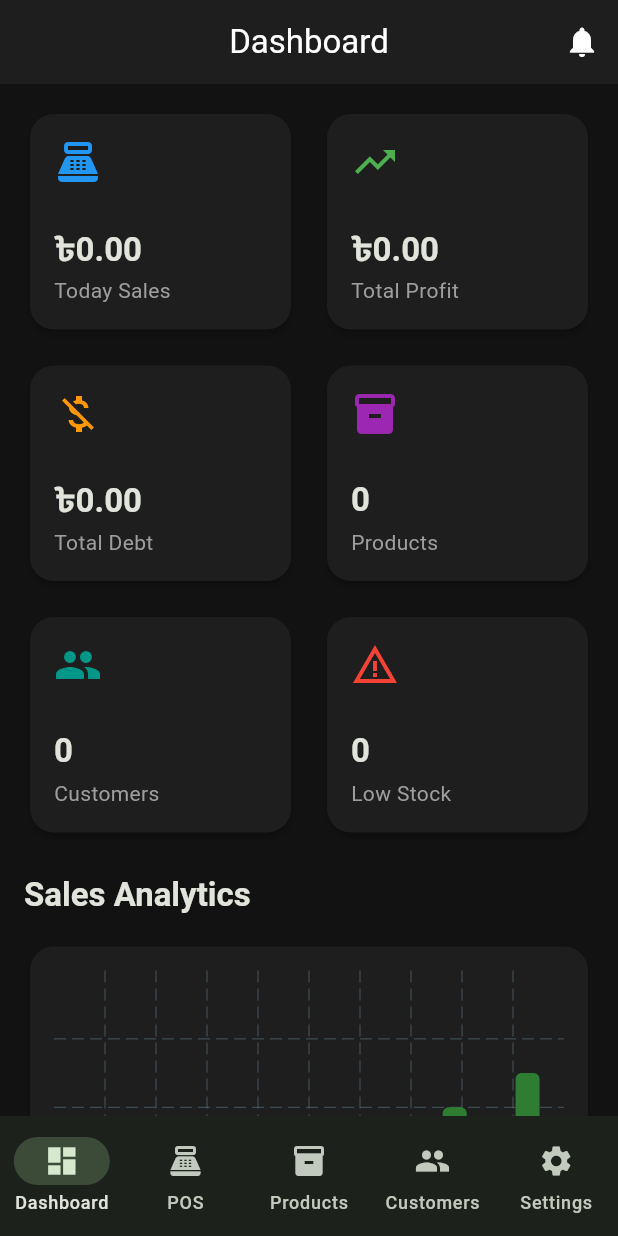
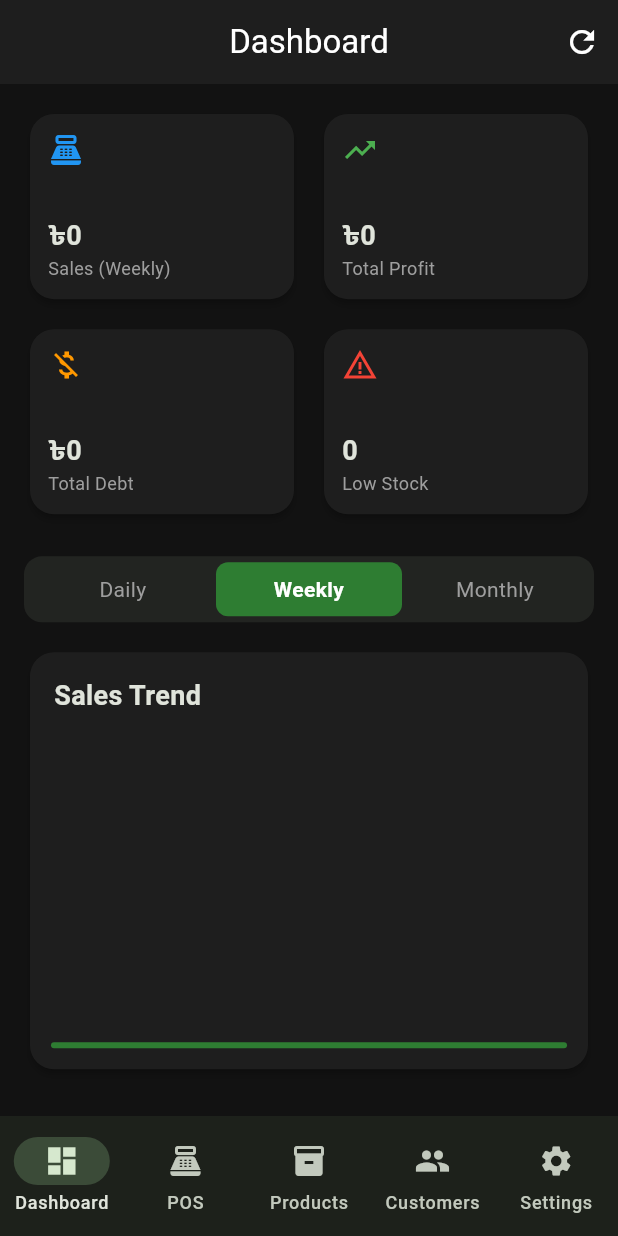
Before and after one commit to jahiduljeesan/Easy-Dokan, a Flutter app: the DashboardScreen screen opened by its route, on a phone screen of 412 x 824 dp. Run offline on Flutter 3.47's test engine with Material 3 defaults, Android fonts, the phone set to English and light mode, and no system bars; drawn by our look-alikes of fl_chart; our stand-ins replace flutter_riverpod, go_router, hive, hive_flutter, pdf, printing; missing offline and left inert: mobile_scanner; accounts and stored records are empty.

Commit message:
update stats

```diff
--- a/lib/features/dashboard/dashboard_provider.dart
+++ b/lib/features/dashboard/dashboard_provider.dart
@@ -2,23 +2,40 @@ import 'package:flutter_riverpod/flutter_riverpod.dart';
 import '../../data/repositories_impl/product_repository_impl.dart';
 import '../../data/repositories_impl/sale_repository_impl.dart';
 import '../../data/repositories_impl/customer_repository_impl.dart';
-import '../../data/repositories_impl/debt_repository_impl.dart';
 
 class DashboardStats {
   final double todaySales;
+  final double weekSales;
+  final double monthSales;
   final double totalProfit;
   final double totalDebt;
   final int totalCustomers;
   final int totalProducts;
   final int lowStockCount;
 
+  // Analytics
+  final Map<String, double> categorySales;
+  final List<MapEntry<String, int>> topProducts;
+  final List<MapEntry<String, double>> topCustomers;
+
+  // Chart Data
+  final List<double> weeklySalesData;
+  final List<double> monthlySalesData;
+
   DashboardStats({
     this.todaySales = 0.0,
+    this.weekSales = 0.0,
+    this.monthSales = 0.0,
     this.totalProfit = 0.0,
     this.totalDebt = 0.0,
     this.totalCustomers = 0,
     this.totalProducts = 0,
     this.lowStockCount = 0,
+    this.categorySales = const {},
+    this.topProducts = const [],
+    this.topCustomers = const [],
+    this.weeklySalesData = const [],
+    this.monthlySalesData = const [],
   });
 }
 
@@ -26,38 +43,84 @@ final dashboardStatsProvider = Provider<DashboardStats>((ref) {
   final products = ref.watch(productRepositoryProvider).getAllProducts();
   final sales = ref.watch(saleRepositoryProvider).getAllSales();
   final customers = ref.watch(customerRepositoryProvider).getAllCustomers();
-  final debts = ref.watch(debtRepositoryProvider).getAllDebts();
 
   final now = DateTime.now();
   final todayStart = DateTime(now.year, now.month, now.day);
+  final weekStart = now.subtract(const Duration(days: 7));
+  final monthStart = DateTime(now.year, now.month, 1);
 
   double todaySales = 0.0;
+  double weekSales = 0.0;
+  double monthSales = 0.0;
   double totalProfit = 0.0;
+
+  Map<String, double> catSales = {};
+  Map<String, int> prodCounts = {};
+  Map<String, double> custSpending = {};
+
+  List<double> weekData = List.filled(7, 0.0);
+  List<double> monthData = List.filled(30, 0.0);
 
   for (var sale in sales) {
     totalProfit += sale.profit;
+
+    // Time periods
     if (sale.date.isAfter(todayStart)) {
       todaySales += sale.total;
     }
-  }
+    if (sale.date.isAfter(weekStart)) {
+      weekSales += sale.total;
+      int dayIdx = 6 - now.difference(sale.date).inDays;
+      if (dayIdx >= 0 && dayIdx < 7) weekData[dayIdx] += sale.total;
+    }
+    if (sale.date.isAfter(monthStart)) {
+      monthSales += sale.total;
+    }
 
-  double totalDebt = 0.0;
-  for (var debt in debts) {
-    if (debt.type == 'GIVEN') {
-      totalDebt += debt.amount;
-    } else {
-      totalDebt -= debt.amount;
+    // Chart data (Monthly - last 30 days)
+    int monthDayIdx = 29 - now.difference(sale.date).inDays;
+    if (monthDayIdx >= 0 && monthDayIdx < 30) monthData[monthDayIdx] += sale.total;
+
+    // Category and Product analytics
+    for (var item in sale.items) {
+      // Find category for this product
+      final product = products.where((p) => p.uid == item.productId).firstOrNull;
+      final category = product?.category ?? 'Uncategorized';
+      catSales[category] = (catSales[category] ?? 0) + item.total;
+      prodCounts[item.productName] = (prodCounts[item.productName] ?? 0) + item.quantity;
+    }
+
+    // Customer analytics
+    if (sale.customerId != null) {
+      final customer = customers.where((c) => c.id == sale.customerId).firstOrNull;
+      if (customer != null) {
+        custSpending[customer.name] = (custSpending[customer.name] ?? 0) + sale.total;
+      }
     }
   }
 
-  int lowStock = products.where((p) => p.quantity <= 5).length;
+  // Calculate Total Debt directly from customers
+  double totalDebt = customers.fold(0.0, (sum, c) => sum + c.dueAmount);
+
+  // Sort analytics
+  final topProds = prodCounts.entries.toList()
+    ..sort((a, b) => b.value.compareTo(a.value));
+  final topCusts = custSpending.entries.toList()
+    ..sort((a, b) => b.value.compareTo(a.value));
 
   return DashboardStats(
     todaySales: todaySales,
+    weekSales: weekSales,
+    monthSales: monthSales,
     totalProfit: totalProfit,
     totalDebt: totalDebt,
     totalCustomers: customers.length,
     totalProducts: products.length,
-    lowStockCount: lowStock,
+    lowStockCount: products.where((p) => p.quantity <= 5).length,
+    categorySales: catSales,
+    topProducts: topProds.take(5).toList(),
+    topCustomers: topCusts.take(5).toList(),
+    weeklySalesData: weekData,
+    monthlySalesData: monthData,
   );
 });
--- a/lib/features/dashboard/dashboard_screen.dart
+++ b/lib/features/dashboard/dashboard_screen.dart
@@ -1,23 +1,32 @@
 import 'package:flutter/material.dart';
 import 'package:flutter_riverpod/flutter_riverpod.dart';
 import 'package:fl_chart/fl_chart.dart';
+import 'package:go_router/go_router.dart';
 import '../../localization/app_localizations.dart';
-import 'package:go_router/go_router.dart';
 import 'dashboard_provider.dart';
 
-class DashboardScreen extends ConsumerWidget {
+class DashboardScreen extends ConsumerStatefulWidget {
   const DashboardScreen({super.key});
 
   @override
-  Widget build(BuildContext context, WidgetRef ref) {
+  ConsumerState<DashboardScreen> createState() => _DashboardScreenState();
+}
+
+class _DashboardScreenState extends ConsumerState<DashboardScreen> {
+  String _selectedPeriod = 'Weekly';
+
+  @override
+  Widget build(BuildContext context) {
     final stats = ref.watch(dashboardStatsProvider);
-    final theme = Theme.of(context);
 
     return Scaffold(
       appBar: AppBar(
         title: Text('dashboard'.tr(context)),
         actions: [
-          IconButton(icon: const Icon(Icons.notifications), onPressed: () {}),
+          IconButton(
+            icon: const Icon(Icons.refresh),
+            onPressed: () => ref.invalidate(dashboardStatsProvider),
+          ),
         ],
       ),
       body: SingleChildScrollView(
@@ -27,85 +36,238 @@ class DashboardScreen extends ConsumerWidget {
           children: [
             _buildSummaryCards(context, stats),
             const SizedBox(height: 24),
-            Text(
-              'Sales Analytics',
-              style: theme.textTheme.titleLarge?.copyWith(
-                fontWeight: FontWeight.bold,
-              ),
+            _buildPeriodSwitcher(),
+            const SizedBox(height: 16),
+            _buildSalesChart(context, stats),
+            const SizedBox(height: 24),
+            Row(
+              children: [
+                Expanded(child: _buildCategorySalesChart(context, stats)),
+              ],
             ),
-            const SizedBox(height: 16),
-            _buildChartCard(context),
+            const SizedBox(height: 24),
+            _buildTopSection(
+              title: 'Top Selling Products',
+              icon: Icons.star,
+              color: Colors.amber,
+              items: stats.topProducts.map((e) => _TopItem(e.key, '${e.value} sold')).toList(),
+            ),
+            const SizedBox(height: 24),
+            _buildTopSection(
+              title: 'Top Customers',
+              icon: Icons.person,
+              color: Colors.blue,
+              items: stats.topCustomers.map((e) => _TopItem(e.key, '৳${e.value.toStringAsFixed(0)} spent')).toList(),
+            ),
+            const SizedBox(height: 40),
           ],
         ),
       ),
     );
   }
 
+  Widget _buildPeriodSwitcher() {
+    return Container(
+      padding: const EdgeInsets.all(4),
+      decoration: BoxDecoration(
+        color: Theme.of(context).colorScheme.surfaceContainerHighest.withOpacity(0.5),
+        borderRadius: BorderRadius.circular(12),
+      ),
+      child: Row(
+        children: ['Daily', 'Weekly', 'Monthly'].map((period) {
+          final isSelected = _selectedPeriod == period;
+          return Expanded(
+            child: GestureDetector(
+              onTap: () => setState(() => _selectedPeriod = period),
+              child: Container(
+                padding: const EdgeInsets.symmetric(vertical: 8),
+                decoration: BoxDecoration(
+                  color: isSelected ? Theme.of(context).colorScheme.primary : Colors.transparent,
+                  borderRadius: BorderRadius.circular(8),
+                ),
+                child: Text(
+                  period,
+                  textAlign: TextAlign.center,
+                  style: TextStyle(
+                    color: isSelected ? Colors.white : Colors.grey,
+                    fontWeight: isSelected ? FontWeight.bold : FontWeight.normal,
+                  ),
+                ),
+              ),
+            ),
+          );
+        }).toList(),
+      ),
+    );
+  }
+
   Widget _buildSummaryCards(BuildContext context, DashboardStats stats) {
+    double currentSales = stats.todaySales;
+    if (_selectedPeriod == 'Weekly') currentSales = stats.weekSales;
+    if (_selectedPeriod == 'Monthly') currentSales = stats.monthSales;
+
     return GridView.count(
       crossAxisCount: 2,
-      crossAxisSpacing: 16,
-      mainAxisSpacing: 16,
+      crossAxisSpacing: 12,
+      mainAxisSpacing: 12,
       shrinkWrap: true,
       physics: const NeverScrollableScrollPhysics(),
-      childAspectRatio: 1.2,
+      childAspectRatio: 1.4,
       children: [
         _buildCard(
           context,
-          'today_sales'.tr(context),
-          '৳${stats.todaySales.toStringAsFixed(2)}',
+          'Sales ($_selectedPeriod)',
+          '৳${currentSales.toStringAsFixed(0)}',
           Icons.point_of_sale,
           Colors.blue,
         ),
         _buildCard(
           context,
-          'total_profit'.tr(context),
-          '৳${stats.totalProfit.toStringAsFixed(2)}',
+          'Total Profit',
+          '৳${stats.totalProfit.toStringAsFixed(0)}',
           Icons.trending_up,
           Colors.green,
         ),
         _buildCard(
           context,
-          'total_debt'.tr(context),
-          '৳${stats.totalDebt.toStringAsFixed(2)}',
+          'Total Debt',
+          '৳${stats.totalDebt.toStringAsFixed(0)}',
           Icons.money_off,
           Colors.orange,
           onTap: () => context.push('/customers/debts'),
         ),
         _buildCard(
           context,
-          'products'.tr(context),
-          '${stats.totalProducts}',
-          Icons.inventory_2,
-          Colors.purple,
-        ),
-        _buildCard(
-          context,
-          'customers'.tr(context),
-          '${stats.totalCustomers}',
-          Icons.people,
-          Colors.teal,
-          onTap: () => context.push('/customers'),
-        ),
-        _buildCard(
-          context,
-          'low_stock'.tr(context),
+          'Low Stock',
           '${stats.lowStockCount}',
           Icons.warning_amber,
           Colors.red,
+          onTap: () => context.push('/products'),
         ),
       ],
     );
   }
 
-  Widget _buildCard(
-    BuildContext context,
-    String title,
-    String value,
-    IconData icon,
-    Color color, {
-    VoidCallback? onTap,
+  Widget _buildSalesChart(BuildContext context, DashboardStats stats) {
+    final data = _selectedPeriod == 'Monthly' ? stats.monthlySalesData : stats.weeklySalesData;
+    if (data.isEmpty) return const SizedBox();
+
+    return Card(
+      shape: RoundedRectangleBorder(borderRadius: BorderRadius.circular(16)),
+      child: Padding(
+        padding: const EdgeInsets.all(16),
+        child: Column(
+          crossAxisAlignment: CrossAxisAlignment.start,
+          children: [
+            const Text('Sales Trend', style: TextStyle(fontSize: 18, fontWeight: FontWeight.bold)),
+            const SizedBox(height: 20),
+            SizedBox(
+              height: 200,
+              child: LineChart(
+                LineChartData(
+                  gridData: const FlGridData(show: false),
+                  titlesData: const FlTitlesData(show: false),
+                  borderData: FlBorderData(show: false),
+                  lineBarsData: [
+                    LineChartBarData(
+                      spots: data.asMap().entries.map((e) => FlSpot(e.key.toDouble(), e.value)).toList(),
+                      isCurved: true,
+                      color: Theme.of(context).colorScheme.primary,
+                      barWidth: 4,
+                      isStrokeCapRound: true,
+                      dotData: const FlDotData(show: false),
+                      belowBarData: BarAreaData(
+                        show: true,
+                        color: Theme.of(context).colorScheme.primary.withOpacity(0.2),
+                      ),
+                    ),
+                  ],
+                ),
+              ),
+            ),
+          ],
+        ),
+      ),
+    );
+  }
+
+  Widget _buildCategorySalesChart(BuildContext context, DashboardStats stats) {
+    if (stats.categorySales.isEmpty) return const SizedBox();
+
+    final entries = stats.categorySales.entries.toList()
+      ..sort((a, b) => b.value.compareTo(a.value));
+
+    return Card(
+      shape: RoundedRectangleBorder(borderRadius: BorderRadius.circular(16)),
+      child: Padding(
+        padding: const EdgeInsets.all(16),
+        child: Column(
+          crossAxisAlignment: CrossAxisAlignment.start,
+          children: [
+            const Text('Sales by Category', style: TextStyle(fontSize: 18, fontWeight: FontWeight.bold)),
+            const SizedBox(height: 16),
+            ...entries.take(5).map((e) {
+              final percent = e.value / stats.categorySales.values.fold(0.0, (a, b) => a + b);
+              return Padding(
+                padding: const EdgeInsets.symmetric(vertical: 4.0),
+                child: Column(
+                  children: [
+                    Row(
+                      mainAxisAlignment: MainAxisAlignment.spaceBetween,
+                      children: [
+                        Text(e.key),
+                        Text('৳${e.value.toStringAsFixed(0)}'),
+                      ],
+                    ),
+                    const SizedBox(height: 4),
+                    LinearProgressIndicator(
+                      value: percent,
+                      backgroundColor: Colors.grey[200],
+                      borderRadius: BorderRadius.circular(4),
+                    ),
+                  ],
+                ),
+              );
+            }),
+          ],
+        ),
+      ),
+    );
+  }
+
+  Widget _buildTopSection({
+    required String title,
+    required IconData icon,
+    required Color color,
+    required List<_TopItem> items,
   }) {
+    return Column(
+      crossAxisAlignment: CrossAxisAlignment.start,
+      children: [
+        Row(
+          children: [
+            Icon(icon, color: color),
+            const SizedBox(width: 8),
+            Text(title, style: const TextStyle(fontSize: 18, fontWeight: FontWeight.bold)),
+          ],
+        ),
+        const SizedBox(height: 12),
+        if (items.isEmpty)
+          const Text('No data available')
+        else
+          ...items.map((item) => Card(
+                margin: const EdgeInsets.only(bottom: 8),
+                shape: RoundedRectangleBorder(borderRadius: BorderRadius.circular(12)),
+                child: ListTile(
+                  title: Text(item.title, style: const TextStyle(fontWeight: FontWeight.w500)),
+                  trailing: Text(item.subtitle, style: TextStyle(color: color, fontWeight: FontWeight.bold)),
+                ),
+              )),
+      ],
+    );
+  }
+
+  Widget _buildCard(BuildContext context, String title, String value, IconData icon, Color color, {VoidCallback? onTap}) {
     return Card(
       elevation: 2,
       shape: RoundedRectangleBorder(borderRadius: BorderRadius.circular(16)),
@@ -113,27 +275,22 @@ class DashboardScreen extends ConsumerWidget {
         onTap: onTap,
         borderRadius: BorderRadius.circular(16),
         child: Padding(
-          padding: const EdgeInsets.all(16.0),
+          padding: const EdgeInsets.all(12.0),
           child: Column(
             mainAxisAlignment: MainAxisAlignment.center,
             crossAxisAlignment: CrossAxisAlignment.start,
             children: [
-              Icon(icon, color: color, size: 32),
+              Icon(icon, color: color, size: 24),
               const Spacer(),
               Text(
                 value,
-                style: Theme.of(
-                  context,
-                ).textTheme.titleLarge?.copyWith(fontWeight: FontWeight.bold),
+                style: const TextStyle(fontSize: 18, fontWeight: FontWeight.bold),
                 maxLines: 1,
                 overflow: TextOverflow.ellipsis,
               ),
-              const SizedBox(height: 4),
               Text(
                 title,
-                style: Theme.of(
-                  context,
-                ).textTheme.bodyMedium?.copyWith(color: Colors.grey),
+                style: const TextStyle(fontSize: 12, color: Colors.grey),
                 maxLines: 1,
                 overflow: TextOverflow.ellipsis,
               ),
@@ -143,74 +300,10 @@ class DashboardScreen extends ConsumerWidget {
       ),
     );
   }
+}
 
-  Widget _buildChartCard(BuildContext context) {
-    return Card(
-      elevation: 2,
-      shape: RoundedRectangleBorder(borderRadius: BorderRadius.circular(16)),
-      child: Padding(
-        padding: const EdgeInsets.all(16.0),
-        child: SizedBox(
-          height: 250,
-          child: BarChart(
-            BarChartData(
-              alignment: BarChartAlignment.spaceAround,
-              maxY: 100,
-              barTouchData: BarTouchData(enabled: false),
-              titlesData: FlTitlesData(
-                show: true,
-                bottomTitles: AxisTitles(
-                  sideTitles: SideTitles(
-                    showTitles: true,
-                    getTitlesWidget: (value, meta) {
-                      const titles = [
-                        'Mon',
-                        'Tue',
-                        'Wed',
-                        'Thu',
-                        'Fri',
-                        'Sat',
-                        'Sun',
-                      ];
-                      if (value >= 0 && value < titles.length) {
-                        return Padding(
-                          padding: const EdgeInsets.only(top: 8.0),
-                          child: Text(titles[value.toInt()]),
-                        );
-                      }
-                      return const Text('');
-                    },
-                  ),
-                ),
-                leftTitles: const AxisTitles(
-                  sideTitles: SideTitles(showTitles: false),
-                ),
-                topTitles: const AxisTitles(
-                  sideTitles: SideTitles(showTitles: false),
-                ),
-                rightTitles: const AxisTitles(
-                  sideTitles: SideTitles(showTitles: false),
-                ),
-              ),
-              borderData: FlBorderData(show: false),
-              barGroups: [
-                for (int i = 0; i < 7; i++)
-                  BarChartGroupData(
-                    x: i,
-                    barRods: [
-                      BarChartRodData(
-                        toY: (i + 1) * 10.0,
-                        color: Theme.of(context).colorScheme.primary,
-                        width: 16,
-                        borderRadius: BorderRadius.circular(4),
-                      ),
-                    ],
-                  ),
-              ],
-            ),
-          ),
-        ),
-      ),
-    );
-  }
+class _TopItem {
+  final String title;
+  final String subtitle;
+  _TopItem(this.title, this.subtitle);
 }
```
